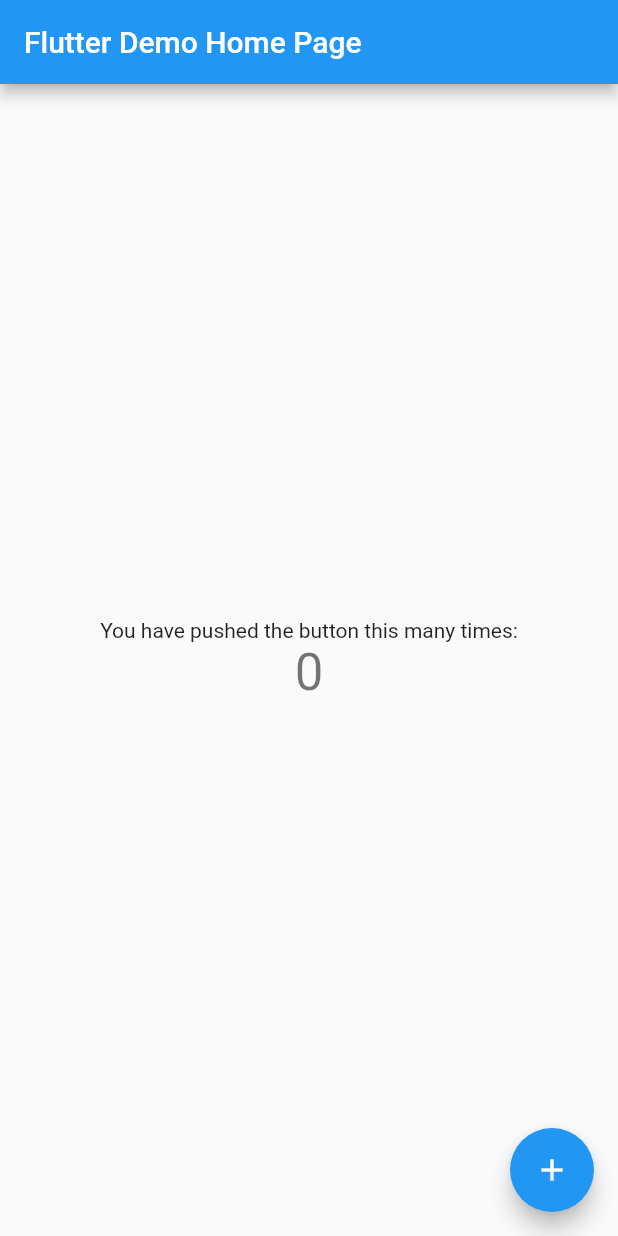
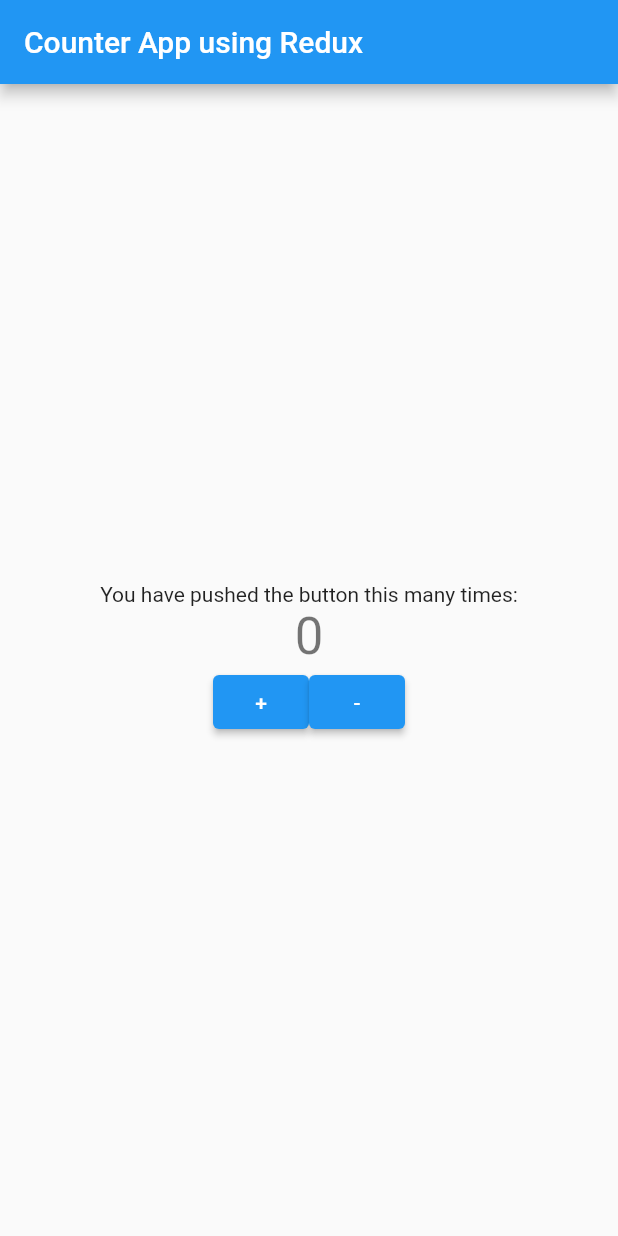
Before and after one commit to MichaelSchoolConnect/LittleFish-Assessment, a Flutter app: the screen it shows after launch, on a phone screen of 412 x 824 dp. Run offline on Flutter 3.47's test engine with Material 2 defaults, Android fonts, the phone set to English and light mode, and no system bars; our stand-ins replace flutter_redux, redux.

```diff
--- a/lib/main.dart
+++ b/lib/main.dart
@@ -1,115 +1,96 @@
+// main.dart
 import 'package:flutter/material.dart';
+import 'package:flutter_redux/flutter_redux.dart';
+import 'package:redux/redux.dart';
+
+import 'actions.dart';
+import 'reducer.dart';
+import 'state.dart';
+
+/**
+ *  Middleware:
+    For this simple app, we might not need any middleware.
+    However, if we want to perform side effects or asynchronous operations,
+    this is where they would be defined.
+
+    Store:
+    Create the store that holds the state tree of your app. Which is this
+    main.dart classA
+ * */
 
 void main() {
-  runApp(const MyApp());
+  final store = Store<AppState>(
+    counterReducer,
+    initialState: AppState(),
+  );
+  runApp(MyApp(store: store));
 }
 
 class MyApp extends StatelessWidget {
-  const MyApp({super.key});
+  final Store<AppState> store;
 
-  // This widget is the root of your application.
+  MyApp({required this.store});
+
   @override
   Widget build(BuildContext context) {
-    return MaterialApp(
-      title: 'Flutter Demo',
-      theme: ThemeData(
-        // This is the theme of your application.
-        //
-        // Try running your application with "flutter run". You'll see the
-        // application has a blue toolbar. Then, without quitting the app, try
-        // changing the primarySwatch below to Colors.green and then invoke
-        // "hot reload" (press "r" in the console where you ran "flutter run",
-        // or simply save your changes to "hot reload" in a Flutter IDE).
-        // Notice that the counter didn't reset back to zero; the application
-        // is not restarted.
-        primarySwatch: Colors.blue,
+    return StoreProvider<AppState>(
+      store: store,
+      child: MaterialApp(
+        home: MyHomePage(),
       ),
-      home: const MyHomePage(title: 'Flutter Demo Home Page'),
     );
   }
 }
 
-class MyHomePage extends StatefulWidget {
-  const MyHomePage({super.key, required this.title});
-
-  // This widget is the home page of your application. It is stateful, meaning
-  // that it has a State object (defined below) that contains fields that affect
-  // how it looks.
-
-  // This class is the configuration for the state. It holds the values (in this
-  // case the title) provided by the parent (in this case the App widget) and
-  // used by the build method of the State. Fields in a Widget subclass are
-  // always marked "final".
-
-  final String title;
-
-  @override
-  State<MyHomePage> createState() => _MyHomePageState();
-}
-
-class _MyHomePageState extends State<MyHomePage> {
-  int _counter = 0;
-
-  void _incrementCounter() {
-    setState(() {
-      // This call to setState tells the Flutter framework that something has
-      // changed in this State, which causes it to rerun the build method below
-      // so that the display can reflect the updated values. If we changed
-      // _counter without calling setState(), then the build method would not be
-      // called again, and so nothing would appear to happen.
-      _counter++;
-    });
-  }
-
+class MyHomePage extends StatelessWidget {
   @override
   Widget build(BuildContext context) {
-    // This method is rerun every time setState is called, for instance as done
-    // by the _incrementCounter method above.
-    //
-    // The Flutter framework has been optimized to make rerunning build methods
-    // fast, so that you can just rebuild anything that needs updating rather
-    // than having to individually change instances of widgets.
     return Scaffold(
-      appBar: AppBar(
-        // Here we take the value from the MyHomePage object that was created by
-        // the App.build method, and use it to set our appbar title.
-        title: Text(widget.title),
-      ),
+      appBar: AppBar(title: Text('Counter App using Redux')),
       body: Center(
-        // Center is a layout widget. It takes a single child and positions it
-        // in the middle of the parent.
         child: Column(
-          // Column is also a layout widget. It takes a list of children and
-          // arranges them vertically. By default, it sizes itself to fit its
-          // children horizontally, and tries to be as tall as its parent.
-          //
-          // Invoke "debug painting" (press "p" in the console, choose the
-          // "Toggle Debug Paint" action from the Flutter Inspector in Android
-          // Studio, or the "Toggle Debug Paint" command in Visual Studio Code)
-          // to see the wireframe for each widget.
-          //
-          // Column has various properties to control how it sizes itself and
-          // how it positions its children. Here we use mainAxisAlignment to
-          // center the children vertically; the main axis here is the vertical
-          // axis because Columns are vertical (the cross axis would be
-          // horizontal).
           mainAxisAlignment: MainAxisAlignment.center,
           children: <Widget>[
-            const Text(
-              'You have pushed the button this many times:',
+            Text('You have pushed the button this many times:'),
+            StoreConnector<AppState, String>(
+              converter: (store) => store.state.counter.toString(),
+              builder: (context, counter) {
+                return Text(
+                  counter,
+                  style: Theme.of(context).textTheme.headline4,
+                );
+              },
             ),
-            Text(
-              '$_counter',
-              style: Theme.of(context).textTheme.headlineMedium,
+            Row(
+              mainAxisAlignment: MainAxisAlignment.center,
+              children: <Widget>[
+                StoreConnector<AppState, VoidCallback>(
+                  converter: (store) {
+                    return () => store.dispatch(IncrementAction());
+                  },
+                  builder: (context, callback) {
+                    return ElevatedButton(
+                      onPressed: callback,
+                      child: Text('+'),
+                    );
+                  },
+                ),
+                StoreConnector<AppState, VoidCallback>(
+                  converter: (store) {
+                    return () => store.dispatch(DecrementAction());
+                  },
+                  builder: (context, callback) {
+                    return ElevatedButton(
+                      onPressed: callback,
+                      child: Text('-'),
+                    );
+                  },
+                ),
+              ],
             ),
           ],
         ),
       ),
-      floatingActionButton: FloatingActionButton(
-        onPressed: _incrementCounter,
-        tooltip: 'Increment',
-        child: const Icon(Icons.add),
-      ), // This trailing comma makes auto-formatting nicer for build methods.
     );
   }
 }
```
Also changed, not shown: 1 other file.
